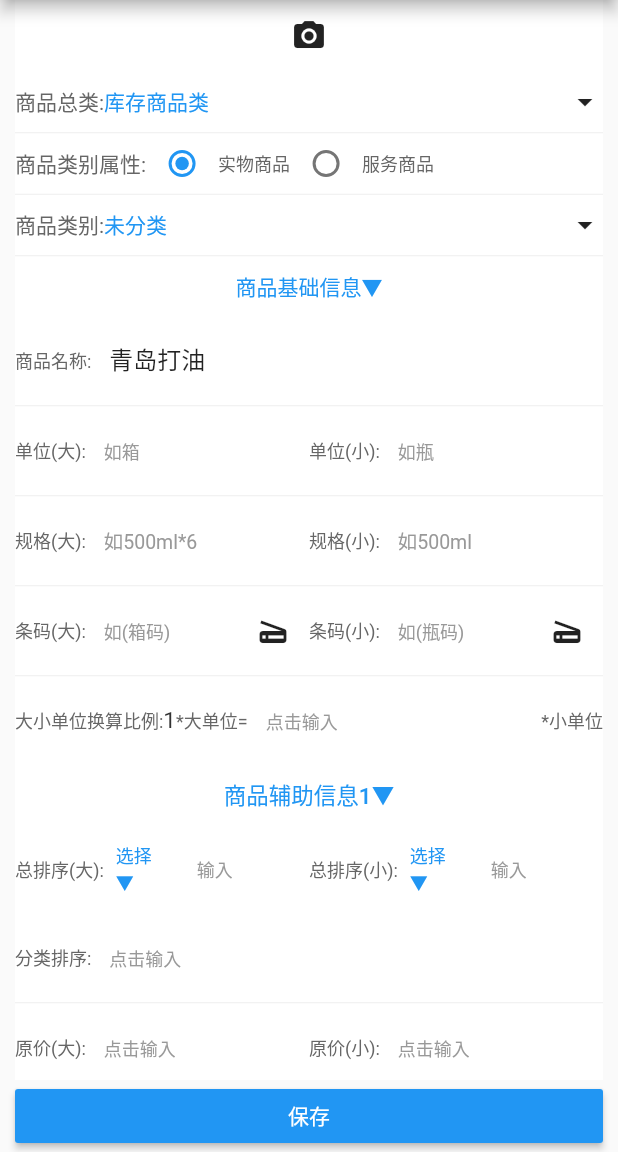
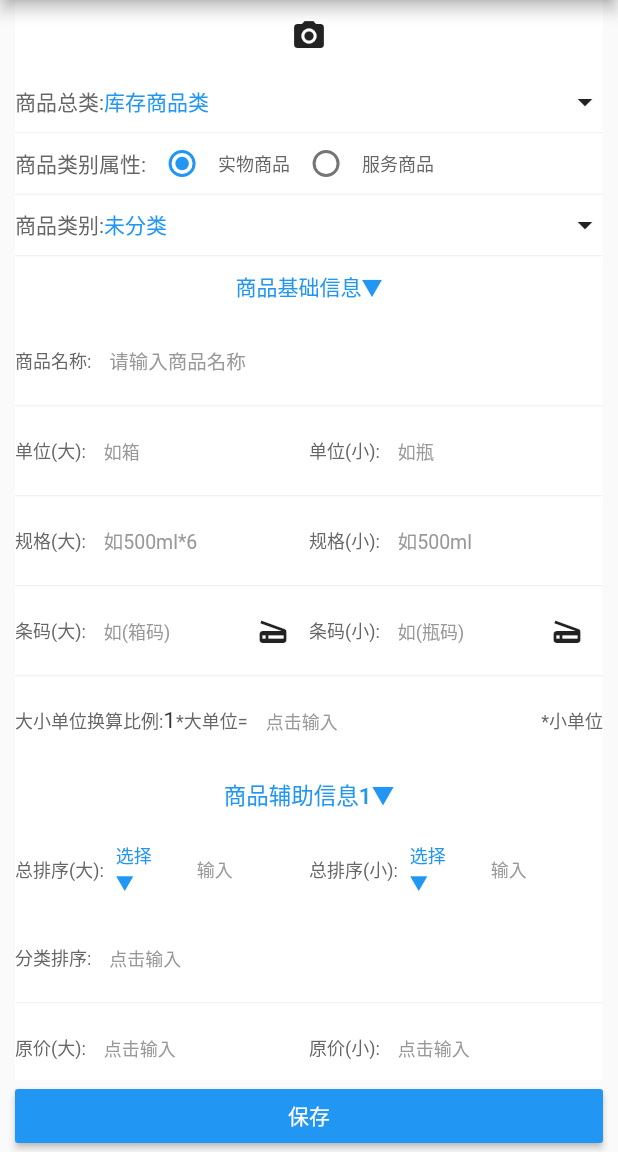
Before and after one commit to yeshenggen532432/flutter_qwb, a Flutter app: the screen it shows after launch, after a tap on "保存", on a phone screen of 412 x 824 dp, the part 84-1236 px from its top. Run offline on Flutter 3.47's test engine with Material 2 defaults, Android fonts, the phone set to English and light mode, and no system bars; our stand-ins replace dio, flutter_easyloading, image_picker, logger; network calls fail.

Commit message:
商品编辑

```diff
--- a/lib/main.dart
+++ b/lib/main.dart
@@ -11,6 +11,7 @@ void configLoading() {
   EasyLoading.instance
     ..displayDuration = const Duration(milliseconds: 2000)
     ..indicatorType = EasyLoadingIndicatorType.fadingCircle
+    ..maskType = EasyLoadingMaskType.black
     ..loadingStyle = EasyLoadingStyle.dark
     ..indicatorSize = 45.0
     ..radius = 10.0
--- a/lib/tree/dialog/tree_ware_type_dialog.dart
+++ b/lib/tree/dialog/tree_ware_type_dialog.dart
@@ -3,6 +3,9 @@ import 'package:dio/dio.dart';
 import 'package:flutter/material.dart';
 import 'package:flutterqwb/tree/tree.dart';
 import 'package:flutterqwb/utils/color_util.dart';
+import 'package:flutterqwb/utils/url_util.dart';
+
+import '../../utils/contains_util.dart';
 
 class TreeWareTypeDialog extends Dialog {
   String isType;
@@ -46,12 +49,28 @@ class TreeWareTypeState extends State<TreeWareTypeContent>{
       showKindType = false;
       showServiceType = true;
     }
-    String token = "329abd93c3e0f60848afb4cc724b2e56";
-    String url = "http://mp.qweib.com/web/basic/bas_ware_type/list_ware_type_group?token="+token.toString()+
-        "&noCompany=0&showCarType=false&showOftenType=false&showFavType=false&showGroupType=false&showKindType="+showKindType.toString()+"&showServiceType="+showServiceType.toString()+
-            "&businessType="+widget.businessType.toString()+"&isType="+widget.isType.toString();
-    logger.d(url);
-    var response = await Dio().get(url);
+//    String token = "329abd93c3e0f60848afb4cc724b2e56";
+//    String url = "http://mp.qweib.com/web/basic/bas_ware_type/list_ware_type_group?token="+token.toString()+
+//        "&noCompany=0&showCarType=false&showOftenType=false&showFavType=false&showGroupType=false&showKindType="+showKindType.toString()+"&showServiceType="+showServiceType.toString()+
+//            "&businessType="+widget.businessType.toString()+"&isType="+widget.isType.toString();
+
+    Map<String, dynamic>? params = {};
+    params["noCompany"] = 0;
+    params["showCarType"] = false;
+    params["showOftenType"] = false;
+    params["showFavType"] = false;
+    params["showGroupType"] = false;
+    params["showKindType"] = showKindType;
+    params["showServiceType"] = showServiceType;
+    params["businessType"] = widget.businessType;
+    params["isType"] = widget.isType;
+
+    var response = await Dio().get(
+        UrlUtil.WARE_TYPE_TREE,
+        queryParameters: params,
+        options:
+          Options(headers: {"token": ContainsUtil.token})
+        );
 
     setState(() {
       data.clear();
--- a/lib/ui/ware_edit.dart
+++ b/lib/ui/ware_edit.dart
@@ -843,31 +843,29 @@ class WareEditState extends State<WareEdit> {
   String _maxLetterSort = "";
   String _minLetterSort = "";
   String _quality = "天";
-  TextEditingController _wareNameController =
-      TextEditingController(text: "青岛打油");
-  TextEditingController _maxUnitController = TextEditingController();
-  TextEditingController _minUnitController = TextEditingController();
-  TextEditingController _maxWareGgUnitController = TextEditingController();
-  TextEditingController _minWareGgUnitController = TextEditingController();
-  TextEditingController _maxBarCodeController = TextEditingController();
-  TextEditingController _minBarCodeController = TextEditingController();
-  TextEditingController _sUnitController = TextEditingController();
-  TextEditingController _maxSortController = TextEditingController();
-  TextEditingController _minSortController = TextEditingController();
-  TextEditingController _wareTypeSortController = TextEditingController();
-  TextEditingController _maxLsPriceController = TextEditingController();
-  TextEditingController _minLsPriceController = TextEditingController();
-  TextEditingController _maxInPriceController = TextEditingController();
-  TextEditingController _minInPriceController = TextEditingController();
-  TextEditingController _maxPfPriceController = TextEditingController();
-  TextEditingController _minPfPriceController = TextEditingController();
-  TextEditingController _innerAccPriceDefaultController =
-      TextEditingController();
-  TextEditingController _lowestSalePriceController = TextEditingController();
-  TextEditingController _wareFeaturesController = TextEditingController();
-  TextEditingController _qualityController = TextEditingController();
-  TextEditingController _qualityWarnController = TextEditingController();
-  TextEditingController _warnQtyController = TextEditingController();
+  final TextEditingController _wareNameController = TextEditingController();
+  final TextEditingController _maxUnitController = TextEditingController();
+  final TextEditingController _minUnitController = TextEditingController();
+  final TextEditingController _maxWareGgUnitController = TextEditingController();
+  final TextEditingController _minWareGgUnitController = TextEditingController();
+  final TextEditingController _maxBarCodeController = TextEditingController();
+  final TextEditingController _minBarCodeController = TextEditingController();
+  final TextEditingController _sUnitController = TextEditingController();
+  final TextEditingController _maxSortController = TextEditingController();
+  final TextEditingController _minSortController = TextEditingController();
+  final TextEditingController _wareTypeSortController = TextEditingController();
+  final TextEditingController _maxLsPriceController = TextEditingController();
+  final TextEditingController _minLsPriceController = TextEditingController();
+  final TextEditingController _maxInPriceController = TextEditingController();
+  final TextEditingController _minInPriceController = TextEditingController();
+  final TextEditingController _maxPfPriceController = TextEditingController();
+  final TextEditingController _minPfPriceController = TextEditingController();
+  final TextEditingController _innerAccPriceDefaultController = TextEditingController();
+  final TextEditingController _lowestSalePriceController = TextEditingController();
+  final TextEditingController _wareFeaturesController = TextEditingController();
+  final TextEditingController _qualityController = TextEditingController();
+  final TextEditingController _qualityWarnController = TextEditingController();
+  final TextEditingController _warnQtyController = TextEditingController();
 
   void _showDialogWareIsType(BuildContext context) {
     showDialog(
@@ -1132,7 +1130,6 @@ class WareEditState extends State<WareEdit> {
     String qualityWarn = _qualityWarnController.text;
     String warnQty = _warnQtyController.text;
 
-    String url = "http://mp.qweib.com/web/basic/bas_ware/save_update";
 //    var formData = FormData.fromMap({
 //      "bUnit": "1",
 //      "sUnit": sUnit,
@@ -1178,18 +1175,19 @@ class WareEditState extends State<WareEdit> {
     params["minWareGg"] = minWareGg;
     params["bUnit"] = 1;
     params["sUnit"] = sUnit;
-
     var formData = FormData.fromMap(params);
 
-    var response = await Dio().post(url,
-        data: formData,
+    var response = await Dio().post(UrlUtil.WARE_SAVE,
+//        data: formData,
+    queryParameters: params ,
         options:
             Options(
-                headers: {"token": "c302a7ff87e635639f1e8f48ec052628"},
-              contentType: "application/json",
+                headers: {"token": ContainsUtil.token},
+                contentType: "application/json;charset=UTF-8"
                 )
         );
     logger.d(response);
+
   }
 
 
--- a/lib/utils/contains_util.dart
+++ b/lib/utils/contains_util.dart
@@ -3,5 +3,5 @@ import 'dart:ui';
 import 'package:flutter/material.dart';
 
 class ContainsUtil{
-  static String token = "10e76cc68bf6bd5682ddd02383572331";
+  static String token = "e92805bfcf7ea9b54e5b1fc6d6bb7529";
 }
--- a/lib/utils/url_util.dart
+++ b/lib/utils/url_util.dart
@@ -2,11 +2,16 @@ import 'dart:ui';
 
 import 'package:flutter/material.dart';
 
+
 class UrlUtil{
 
-//  static String ROOT = "http://ysg.dev.skadoosh.cn/";
-  static String ROOT = "http://mp.qweib.com/";
+  static String ROOT = "http://ysg.dev.skadoosh.cn/";
+//  static String ROOT = "http://mp.qweib.com/";
   static String ROOT_UPLOAD = ROOT + "upload/";
+
+
   static String UPLOAD_FILE_SINGLE = ROOT + "web/upload/single";
+  static String WARE_SAVE = ROOT + "web/basic/bas_ware/save_update";
+  static String WARE_TYPE_TREE = ROOT + "web/basic/bas_ware_type/list_ware_type_group";
 
 }
```
